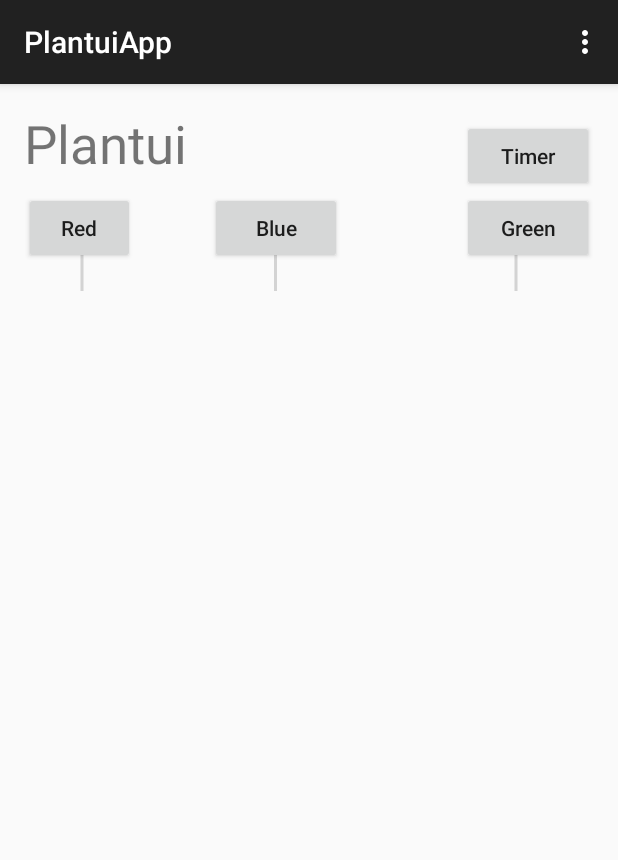
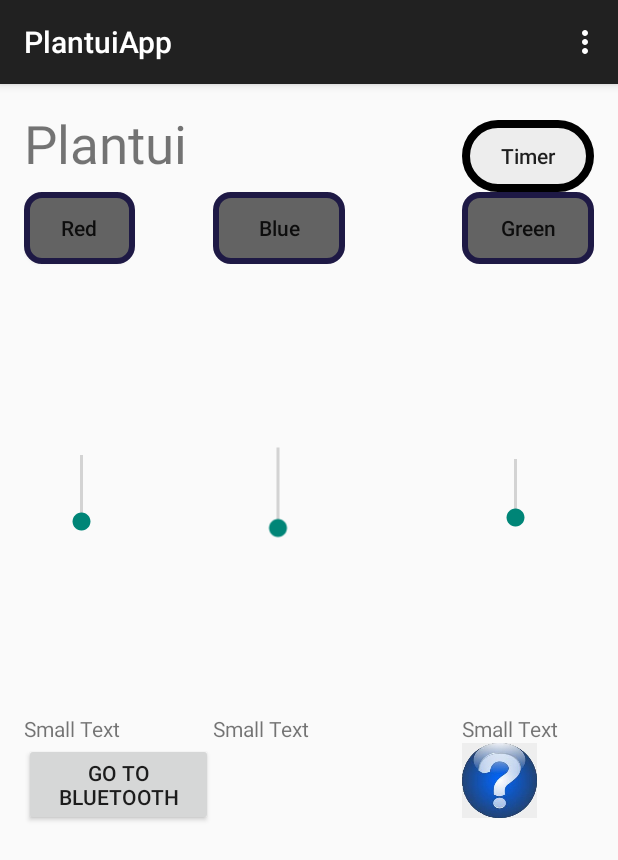
Before and after one commit to maassander/PlantuiApp, an Android app: the screen it shows after launch (MainActivity), on a phone screen of 412 x 824 dp. Shown: the top 860 px of the screen. Run offline under Robolectric (Android 15) with nearby library versions, the phone set to English and light mode, and no system bars.

Commit message:
Add Shapes to buttons

```diff
--- /dev/null
+++ b/app/src/main/res/drawable/shape.xml
@@ -0,0 +1,18 @@
+<?xml version="1.0" encoding="utf-8"?>
+<shape xmlns:android="http://schemas.android.com/apk/res/android"
+    android:shape="rectangle" >
+
+    <stroke
+        android:width="5dp"
+        android:color="#000000" />
+
+    <solid android:color="#EDEDED" />
+
+
+    <corners
+        android:bottomLeftRadius="60dp"
+        android:bottomRightRadius="60dp"
+        android:topLeftRadius="60dp"
+        android:topRightRadius="60dp" />
+
+</shape>
--- /dev/null
+++ b/app/src/main/res/drawable/shape_buttons.xml
@@ -0,0 +1,13 @@
+<?xml version="1.0" encoding="utf-8"?>
+<shape xmlns:android="http://schemas.android.com/apk/res/android">
+    <stroke
+        android:width="4dp"
+        android:color="#1E1945" />
+
+    <solid android:color="#636363" />
+    <corners
+        android:bottomLeftRadius="10dp"
+        android:bottomRightRadius="10dp"
+        android:topLeftRadius="10dp"
+        android:topRightRadius="10dp" />
+</shape>
--- a/app/src/main/res/layout/activity_main.xml
+++ b/app/src/main/res/layout/activity_main.xml
@@ -35,7 +35,9 @@
                 android:textAllCaps="false"
                 android:id="@+id/ButtonGoToTimer"
                 android:layout_column="3"
-                android:layout_row="0" />
+                android:layout_row="0"
+                android:background="@drawable/shape"
+                />
 
             <Button
                 android:layout_width="74dp"
@@ -44,7 +46,8 @@
                 android:textAllCaps="false"
                 android:id="@+id/Btn_Red"
                 android:layout_row="1"
-                android:layout_column="0" />
+                android:layout_column="0"
+                android:background="@drawable/shape_buttons"/>
 
             <Button
                 android:layout_width="wrap_content"
@@ -53,7 +56,8 @@
                 android:textAllCaps="false"
                 android:id="@+id/Btn_Blue"
                 android:layout_row="1"
-                android:layout_column="1" />
+                android:layout_column="1"
+                android:background="@drawable/shape_buttons"/>
 
             <Button
                 android:layout_width="wrap_content"
@@ -62,11 +66,12 @@
                 android:textAllCaps="false"
                 android:id="@+id/Btn_Green"
                 android:layout_column="3"
-                android:layout_row="1" />
+                android:layout_row="1"
+                android:background="@drawable/shape_buttons"/>
 
             <SeekBar
                 android:layout_width="77dp"
-                android:layout_height="wrap_content"
+                android:layout_height="300dp"
                 android:id="@+id/seekBar"
                 android:rotation="270"
                 android:layout_row="2"
@@ -76,7 +81,7 @@
 
             <SeekBar
                 android:layout_width="87dp"
-                android:layout_height="wrap_content"
+                android:layout_height="300dp"
                 android:id="@+id/seekBar2"
                 android:layout_row="2"
                 android:rotation="270"
@@ -86,7 +91,7 @@
 
             <SeekBar
                 android:layout_width="72dp"
-                android:layout_height="wrap_content"
+                android:layout_height="300dp"
                 android:id="@+id/seekBar3"
                 android:layout_column="3"
                 android:progress="5"
@@ -94,6 +99,44 @@
 
                 android:rotation="270"
                 android:layout_row="2" />
+
+            <TextView
+                android:layout_width="wrap_content"
+                android:layout_height="wrap_content"
+                android:textAppearance="?android:attr/textAppearanceSmall"
+                android:text="Small Text"
+                android:id="@+id/textView3" />
+
+            <TextView
+                android:layout_width="wrap_content"
+                android:layout_height="wrap_content"
+                android:textAppearance="?android:attr/textAppearanceSmall"
+                android:text="Small Text"
+                android:id="@+id/textView4" />
+
+            <TextView
+                android:layout_width="wrap_content"
+                android:layout_height="wrap_content"
+                android:textAppearance="?android:attr/textAppearanceSmall"
+                android:text="Small Text"
+                android:id="@+id/textView5"
+                android:layout_column="3" />
+
+            <Button
+                android:layout_width="126dp"
+                android:layout_height="wrap_content"
+                android:id="@+id/BtnGoToBluetooth"
+                android:text="@string/button_gotobluetoothmenu" />
+
+            <ImageButton
+                android:layout_width="50dp"
+                android:layout_height="50dp"
+                android:id="@+id/imageButton"
+                android:layout_column="3"
+                android:background="@drawable/help"
+
+                />
+
         </GridLayout>
     </ScrollView>
 </RelativeLayout>
--- a/app/src/main/res/values/strings.xml
+++ b/app/src/main/res/values/strings.xml
@@ -4,7 +4,7 @@
     <string name="app_name">PlantuiApp</string>
     <string name="hello_world">Hello world!</string>
     <string name="button_gototimermenu">Go To Timer</string>
-    <string name="button_GoToBluetoothMenu">Go To Bluetooth</string>
+    <string name="button_gotobluetoothmenu">Go To Bluetooth</string>
     <string name="action_settings">Settings</string>
 
     <string name="title_activity_bluetooth">bluetooth</string>
```
Also changed, not shown: app/src/main/res/drawable/help.jpg (added).
